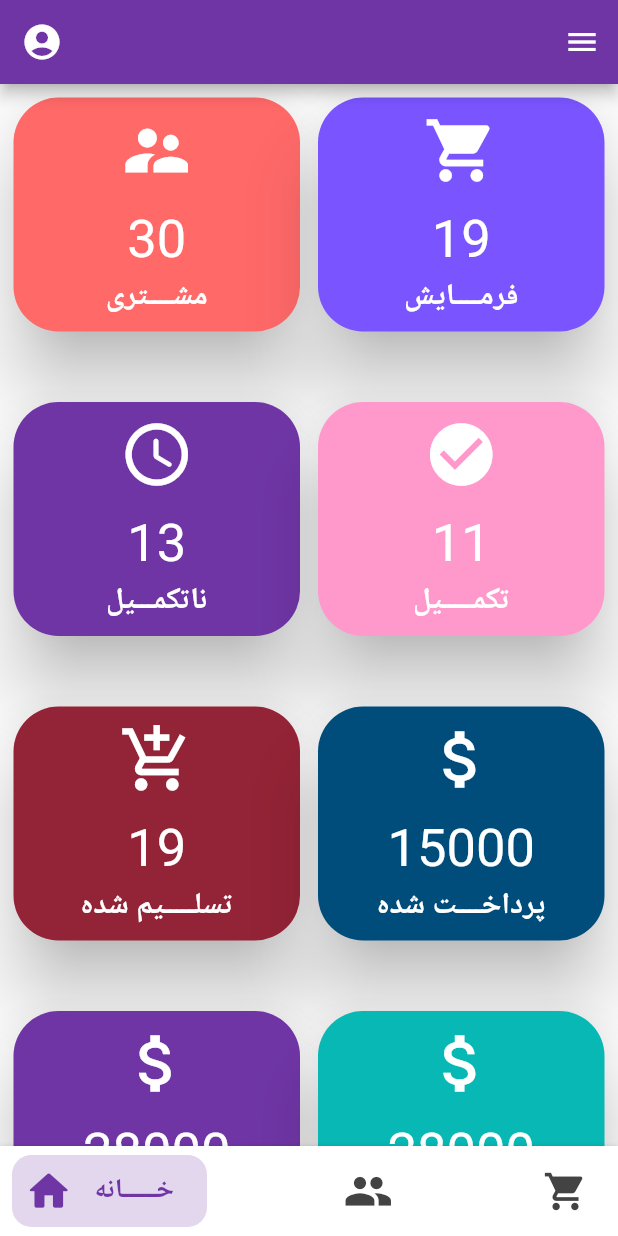
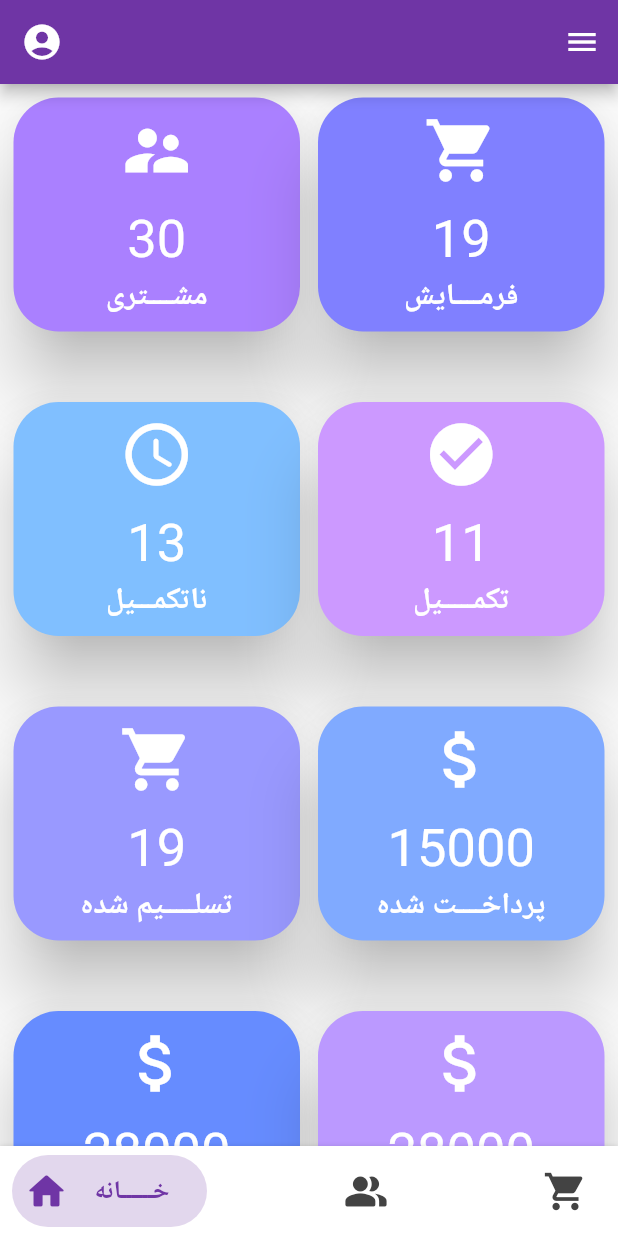
Before and after one commit to basirkhan1995/TailorStudio, a Flutter app: the HomePage screen opened directly, on a phone screen of 412 x 824 dp. Run offline on Flutter 3.47's test engine with Material 2 defaults, Android fonts, the phone set to English and light mode, and no system bars; drawn by our look-alikes of bottom_navy_bar; our stand-ins replace awesome_dialog, connectivity, image_picker, shared_preferences; missing offline and left inert: animated_floatactionbuttons, system_settings; accounts and stored records are empty; network calls fail.

Commit message:
done deal

```diff
--- a/lib/Components/Rounded_Button.dart
+++ b/lib/Components/Rounded_Button.dart
@@ -20,14 +20,14 @@ class RoundedButton extends StatelessWidget {
       margin: EdgeInsets.symmetric(vertical: 5),
       width: size.width * 0.95,
       child: ClipRRect(
-        borderRadius: BorderRadius.circular(29),
+        borderRadius: BorderRadius.circular(10.0),
         child: FlatButton(
           padding: EdgeInsets.symmetric(vertical: 10, horizontal: 40),
           color: color,
           onPressed: press,
           child: Text(
             text,
-            style: TextStyle(color: textColor,fontSize: 20,fontWeight: FontWeight.bold),
+            style: TextStyle(color: textColor,fontSize: 16,fontWeight: FontWeight.bold),
           ),
         ),
       ),
--- a/lib/Constants/ConstantColors.dart
+++ b/lib/Constants/ConstantColors.dart
@@ -6,3 +6,5 @@ const PurpleColor = Color(0xFF6F35A5);
 const PurpleLight = Color(0xFFd9b3ff);
 const WhiteColor = Color(0xffffffff);
 const GreyColor = Color(0xff434343);
+const LightPurple = Color(0xFFaa80ff);
+const Light = Color (0xFFAA80FF);
--- a/lib/Constants/Methods.dart
+++ b/lib/Constants/Methods.dart
@@ -3,7 +3,7 @@ import 'package:awesome_dialog/awesome_dialog.dart';
 import 'package:flutter/material.dart';
 import 'package:tailor/Constants/ConstantColors.dart';
 import 'package:tailor/Screens/Login/login.dart';
-
+import 'package:animated_floatactionbuttons/animated_floatactionbuttons.dart';
 
 class Env{
 
@@ -20,6 +20,9 @@ class Env{
   static String confirmMessage ='آیا میخواهید خارج شوید؟';
   static String noInternetMessage = 'شما به انترنت وصل نیستید، لطفا انترنت خود را بررسی کنید';
   static String inputError = "لطفا حساب کاربری و رمز عبور خود را درست وارید نمایید";
+
+
+
 
   // Custom Text Style
   static titleStyle(){
--- a/lib/Screens/HomePage/Home.dart
+++ b/lib/Screens/HomePage/Home.dart
@@ -4,49 +4,49 @@ import 'package:tailor/Constants/ConstantColors.dart';
 class Dashboard extends StatelessWidget {
   List data = [
     {
-      "color": Color(0xffff6968),
+      "color": Color(0xFFAA80FF),
       "icon": Icons.supervisor_account,
       'number': '30',
       "name": 'مشــــتری'
     },
     {
-      "color": Color(0xff7a54ff),
+      "color": Color(0xFF8080FF),
       "icon": Icons.shopping_cart,
       'number': '19',
       "name": 'فرمــــایش'
     },
     {
-      "color": Color(0xFF6F35A5),
+      "color": Color(0xFF80BFFF),
       "icon": Icons.access_time_rounded,
       'number': '13',
       "name": 'ناتکمـــیل'
     },
     {
-      "color": Color(0xffff99cc),
+      "color": Color(0xFFcc99ff),
       "icon": Icons.check_circle,
       'number': '11',
       "name": 'تکمـــــیل'
     },
     {
-      "color": Color(0xff932336),
-      "icon": Icons.add_shopping_cart,
+      "color": Color(0xFF9999ff),
+      "icon": Icons.shopping_cart,
       'number': '19',
       "name": 'تسلـــــیم شده'
     },
     {
-      "color": Color(0xff004d7c),
+      "color": Color(0xFF80aaff),
       "icon": Icons.attach_money_outlined,
       'number': '15000',
       "name": 'پرداخــــت شده'
     },
     {
-      "color": Color(0xFF6F35A5),
+      "color": Color(0xFF668CFF),
       "icon": Icons.attach_money_outlined,
       'number': '28000',
       "name": 'مجمــــوعه'
     },
     {
-      "color": Color(0xff07b8b4),
+      "color": Color(0xFFbb99ff),
       "icon": Icons.attach_money_outlined,
       'number': '28000',
       "name": 'قابـــل پرداخت'
--- a/lib/Screens/HomePage/HomePage.dart
+++ b/lib/Screens/HomePage/HomePage.dart
@@ -4,7 +4,6 @@ import 'package:flutter/material.dart';
 import 'package:shared_preferences/shared_preferences.dart';
 import 'package:tailor/Constants/ConstantColors.dart';
 import 'package:tailor/Constants/Methods.dart';
-import 'package:tailor/Screens/Gallery/Gallery.dart';
 import 'package:tailor/Screens/Individuals/Individuals.dart';
 import 'package:tailor/Screens/Login/login.dart';
 import 'package:tailor/Screens/NewClient/New_Client_Form.dart';
@@ -13,6 +12,7 @@ import 'package:tailor/Screens/Settings/Profile.dart';
 import 'package:tailor/Screens/Settings/Settings.dart';
 import '../About.dart';
 import 'package:tailor/Screens/HomePage/Home.dart';
+import 'package:tailor/Screens/Gallery/Gallery.dart';
 
 class HomePage extends StatefulWidget {
   @override
@@ -21,8 +21,9 @@ class HomePage extends StatefulWidget {
 
 class _HomePageState extends State<HomePage> {
   SharedPreferences loginData;
-  String username = "";
-  String tailorName = "";
+  String username ;
+  String tailorName ;
+  String email;
 
   @override
   void initState() {
@@ -37,6 +38,7 @@ class _HomePageState extends State<HomePage> {
       tailorName = loginData.getString('tName');
     });
   }
+
 
   @override
   Widget build(BuildContext context) {
@@ -53,7 +55,6 @@ class _HomePageState extends State<HomePage> {
               children: <Widget>[
                 //Profile Header
                 UserAccountsDrawerHeader(
-                  arrowColor: PurpleColor,
                   decoration: BoxDecoration(
                     color: Colors.white60,
                   ),
@@ -66,7 +67,9 @@ class _HomePageState extends State<HomePage> {
                       child:Text("$username",style: TextStyle(fontWeight: FontWeight.bold,fontSize: 20,color: GreyColor),)),
                   accountEmail: Text('basirkhan.hashemi@gmail.com',style: TextStyle(color: GreyColor),),
                   currentAccountPicture: CircleAvatar(
-                    backgroundImage: ExactAssetImage('photos/pictures/pro.jpg'),
+                    backgroundColor: Colors.grey[300],
+                    child: Image.asset('photos/background/emptyAcc.png',color:Colors.grey[600]),
+                    //backgroundImage: NetworkImage('photos/pictures/pro.jpg'),
                   ),
                   otherAccountsPictures: [
                     CircleAvatar(
@@ -83,7 +86,7 @@ class _HomePageState extends State<HomePage> {
 
                 // Drawer List of Objects
                 ListTile(
-                  leading: Icon(Icons.person_rounded,size: 35,color: PurpleColor,),
+                  leading: Icon(Icons.people_alt_rounded,size: 35,color: PurpleColor,),
                   title: Text('مشتری جدید',style: TextStyle(fontSize: 16,fontWeight: FontWeight.bold,color: GreyColor)),
                   onTap: (){
                     Navigator.push(context, MaterialPageRoute(builder: (context)=>NewClient()));
@@ -92,9 +95,9 @@ class _HomePageState extends State<HomePage> {
 
                 ListTile(
                   leading: Icon(Icons.photo_library,size: 35,color: PurpleColor,),
-                  title: Text('نمایشگاه لباس',style: TextStyle(fontSize: 16,fontWeight: FontWeight.bold,color: GreyColor)),
+                  title: Text('نمایشگاه',style: TextStyle(fontSize: 16,fontWeight: FontWeight.bold,color: GreyColor)),
                   onTap: (){
-                    Navigator.push(context, MaterialPageRoute(builder: (context)=>MyGallery()));
+                    Navigator.push(context, MaterialPageRoute(builder: (context)=>Album()));
                   },
                 ),
 
@@ -137,6 +140,7 @@ class _HomePageState extends State<HomePage> {
                     loginData.setBool('login', false);
                   },
                 ),
+
               ],
             ),
           ),
@@ -163,7 +167,7 @@ class _HomePageState extends State<HomePage> {
                               title: Text('Account',
                                   style: TextStyle(color:GreyColor,fontSize: 18,fontWeight: FontWeight.bold)),
                               trailing: TextButton(
-                                child: Text('خروج',style: TextStyle(color: Colors.red,fontWeight: FontWeight.bold,fontSize: 18)),
+                                child: Icon(Icons.logout,color: Colors.red.shade900,size: 30,),
                                 onPressed: (){
                                   loginData.setBool('login', false);
                                   Navigator.push(context, MaterialPageRoute(builder: (context)=>LoginScreen()));
@@ -225,9 +229,9 @@ class _BottomNavBarState extends State<BottomNavBar > {
       //Bottom Navigation Bar Design...
       bottomNavigationBar: BottomNavyBar(
         backgroundColor: WhiteColor,
-        itemCornerRadius: 13,
+        itemCornerRadius: 25,
         containerHeight: 60,
-        curve: Curves.easeInOut,
+        curve: Curves.easeInOutCirc,
         animationDuration: Duration(milliseconds: 500),
         selectedIndex: _currentIndex,
         showElevation: true,
@@ -239,26 +243,26 @@ class _BottomNavBarState extends State<BottomNavBar > {
         items: <BottomNavyBarItem>[
           BottomNavyBarItem(
             textAlign: TextAlign.center,
-            icon: Icon(Icons.home_rounded, size: 33),
-            title: Text('خــــــانه',style: TextStyle(fontWeight: FontWeight.bold,fontSize: 18)),
+            icon: Icon(Icons.home_rounded, size: 30),
+            title: Text('خــــــانه',style: TextStyle(fontWeight: FontWeight.bold,fontSize: 17)),
             activeColor: PurpleColor,
             inactiveColor: GreyColor,
           ),
+
           BottomNavyBarItem(
             textAlign: TextAlign.center,
-            icon: Icon(Icons.people, size: 33),
-            title: Text('مشــتریان',style: TextStyle(fontWeight: FontWeight.bold,fontSize: 17)),
+            icon: Icon(Icons.people_alt_rounded, size: 30),
+            title: Text('مشـــتری',style: TextStyle(fontWeight: FontWeight.bold,fontSize: 17)),
             activeColor: PurpleColor,
             inactiveColor: GreyColor,
           ),
           BottomNavyBarItem(
             textAlign: TextAlign.center,
             icon: Icon(Icons.shopping_cart, size: 30),
-            title: Text('فـرمـایشات',style: TextStyle(fontWeight: FontWeight.bold,fontSize: 17)),
+            title: Text('فـرمـایش',style: TextStyle(fontWeight: FontWeight.bold,fontSize: 17)),
             activeColor: PurpleColor,
             inactiveColor: GreyColor,
           ),
-
         ],
       ),
     );
--- a/lib/Screens/Login/body.dart
+++ b/lib/Screens/Login/body.dart
@@ -54,7 +54,7 @@ class _BodyState extends State<Body> {
               Padding(
                 padding: const EdgeInsets.only(top: 40.0),
                 child: Text(
-                  "خــــوش آمــــدید",
+                  "ورود",
                   style: TextStyle(
                       fontWeight: FontWeight.bold,
                       fontSize: 40,
--- a/lib/SplashScreen.dart
+++ b/lib/SplashScreen.dart
@@ -1,7 +1,7 @@
 import 'package:flutter/material.dart';
 import 'dart:async';
 import 'Constants/ConstantColors.dart';
-import 'Screens/Login/login.dart';
+import 'package:tailor/GetStarted.dart';
 
 
 class MyCustomSplashScreen extends StatefulWidget {
@@ -51,7 +51,7 @@ class _MyCustomSplashScreenState extends State<MyCustomSplashScreen>
 
     Timer(Duration(seconds: 4), () {
       setState(() {
-        Navigator.pushReplacement(context, PageTransition(LoginScreen()));
+        Navigator.pushReplacement(context, PageTransition(GetStarted()));
       });
     });
   }
--- a/lib/main.dart
+++ b/lib/main.dart
@@ -3,6 +3,7 @@ import 'package:flutter/services.dart';
 import 'Constants/ConstantColors.dart';
 import 'Screens/Login/login.dart';
 import 'SplashScreen.dart';
+import 'package:tailor/GetStarted.dart';
 
 void main() {
   //StatusBar
@@ -27,8 +28,10 @@ void main() {
 
     initialRoute: '/',
     routes: {
+
       '/': (context) => MyCustomSplashScreen(),
-      '/second': (context) => LoginScreen(),
+      '/sec': (context) => GetStarted(),
+      '/third': (context) => LoginScreen(),
     },
 
   ));
--- a/pubspec.yaml
+++ b/pubspec.yaml
@@ -43,6 +43,7 @@ dependencies:
   progress_state_button: ^1.0.2
   awesome_dialog: ^1.3.2
   animated_floatactionbuttons: ^0.1.0
+
 
 
 
```
Also changed, not shown: lib/GetStarted.dart (+71 -0 lines), lib/Screens/Gallery/Gallery.dart (+11 -110 lines), lib/Screens/Gallery/PhotoUpload.dart (added, +145 -0 lines), lib/Screens/Individuals/Individual_Details.dart (+19 -0 lines), lib/Screens/Individuals/Individuals.dart (+57 -39 lines), lib/Screens/NewClient/New_Client_Form.dart (+60 -8 lines), photos/background/emptyAcc.png.
